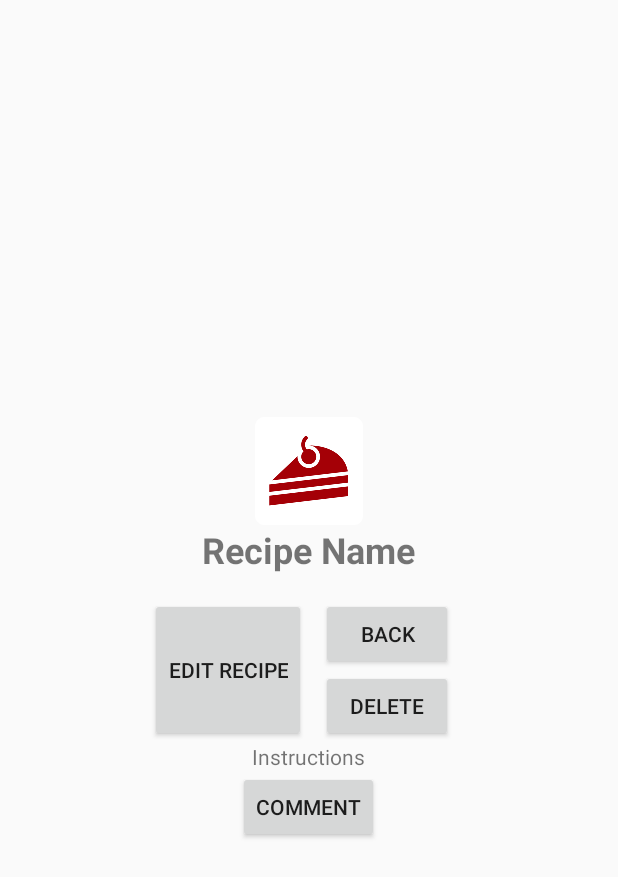
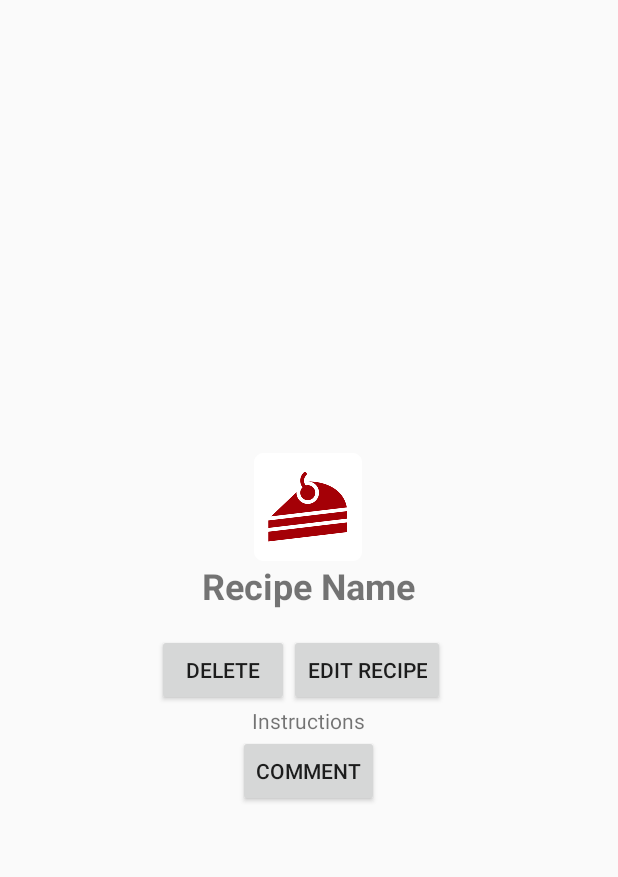
Before and after one commit to linj2/Recipes-Android-app, an Android app: the layout recipe_view.xml on its own in the app's theme, with its tools: preview values and no code run, on a phone screen of 412 x 824 dp. Shown: the top 877 px of the screen. Run offline under Robolectric (Android 15) with nearby library versions, the phone set to English and light mode, and no system bars.

Commit message:
Back button removed
Android's back button does the work

```diff
--- a/RecipeTracker/app/src/main/res/layout/recipe_view.xml
+++ b/RecipeTracker/app/src/main/res/layout/recipe_view.xml
@@ -22,47 +22,42 @@
         <ImageView
                 android:layout_width="wrap_content"
                 android:layout_height="wrap_content"
-                android:maxHeight="200dp"
                 android:src="@mipmap/ic_launcher"
                 android:layout_centerHorizontal="true"
                 android:contentDescription="Placeholder for recipe image"
                 android:id="@+id/recipe_image_view"
         />
+                <!--android:maxHeight="200dp"-->
+        <!--/>-->
 
         <TextView
                 android:layout_width="wrap_content"
                 android:layout_height="wrap_content"
                 android:text="@string/recipe_name"
-                android:layout_centerHorizontal="true"
                 android:id="@+id/recipe_view_title"
                 android:gravity="center_horizontal"
                 android:textSize="24sp"
                 android:textStyle="bold"
                 android:layout_marginBottom="16dp"
         />
-        <RelativeLayout
+        <LinearLayout
                 android:layout_width="wrap_content"
                 android:layout_height="wrap_content"
                 android:id="@+id/holder_buttons"
                 android:gravity="center"
-                android:layout_centerHorizontal="true"
-                android:layout_below="@+id/recipe_view_title"
         >
-            <Button
-                    android:layout_width="wrap_content"
-                    android:layout_height="wrap_content"
-                    android:id="@+id/button_return"
-                    android:text="@string/back"
-                    android:layout_toEndOf="@+id/button_edit_recipe"
-                    android:layout_marginEnd="10dp"
-            />
+            <!--<Button-->
+                    <!--android:layout_width="wrap_content"-->
+                    <!--android:layout_height="wrap_content"-->
+                    <!--android:id="@+id/button_return"-->
+                    <!--android:text="@string/back"-->
+                    <!--android:layout_toEndOf="@+id/button_edit_recipe"-->
+                    <!--android:layout_marginEnd="10dp"-->
+            <!--/>-->
             <Button
                     android:layout_width="wrap_content"
                     android:layout_height="wrap_content"
                     android:id="@+id/button_delete"
-                    android:layout_alignStart="@+id/button_return"
-                    android:layout_alignEnd="@id/button_return"
-                    android:layout_below="@id/button_return"
                     android:text="@string/delete"
             />
             <Button
@@ -70,11 +65,12 @@
                     android:layout_height="wrap_content"
                     android:id="@+id/button_edit_recipe"
                     android:text="@string/edit_recipe"
-                    android:layout_alignTop="@id/button_return"
+                    android:layout_alignTop="@id/button_delete"
                     android:layout_alignBottom="@id/button_delete"
+                    android:layout_toStartOf="@+id/button_delete"
                     android:layout_marginEnd="10dp"
             />
-        </RelativeLayout>
+        </LinearLayout>
         <LinearLayout
                 android:layout_width="wrap_content"
                 android:layout_height="wrap_content"
@@ -89,17 +85,13 @@
                 android:layout_width="wrap_content"
                 android:layout_height="wrap_content"
                 android:id="@+id/instructions_view"
-                android:layout_centerHorizontal="true"
-                android:text="Instructions"
-                android:layout_below="@+id/ingredients_holder"
+                android:text="@string/instructions_string"
         />
         <Button
                 android:id="@+id/Button_show_comment"
                 android:layout_width="wrap_content"
                 android:layout_height="wrap_content"
                 android:text="@string/comment"
-                android:layout_below="@+id/instructions_view"
-                android:layout_centerHorizontal="true"
         />
     </LinearLayout>
 </ScrollView>
--- a/RecipeTracker/app/src/main/res/values/strings.xml
+++ b/RecipeTracker/app/src/main/res/values/strings.xml
@@ -38,4 +38,5 @@
     <string name="comment_warning">Sorry, you do not have the permission to edit this comment.</string>
     <string name="already_logged_out">Already logged out</string>
     <string name="log_out">Log out</string>
+    <string name="instructions_string">Instructions</string>
 </resources>
```
Also changed, not shown: RecipeTracker/app/src/main/java/edu/rosehulman/menga/recipetracker/RecipeFragment.kt (+45 -45 lines).
